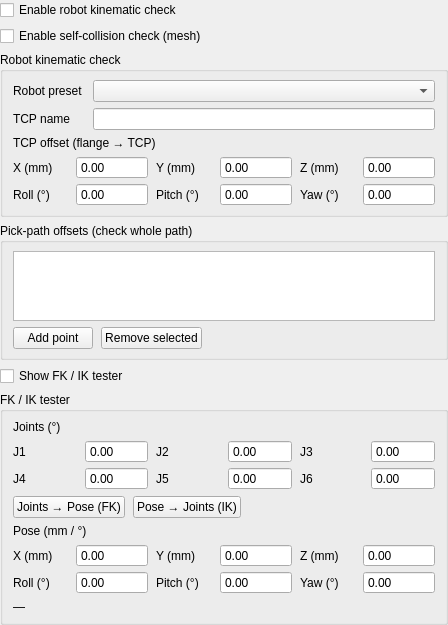
Old version of the form src/form/vision_output/robot_kinematic_check_widget.ui in the repository gstorm-b/VC_APP.
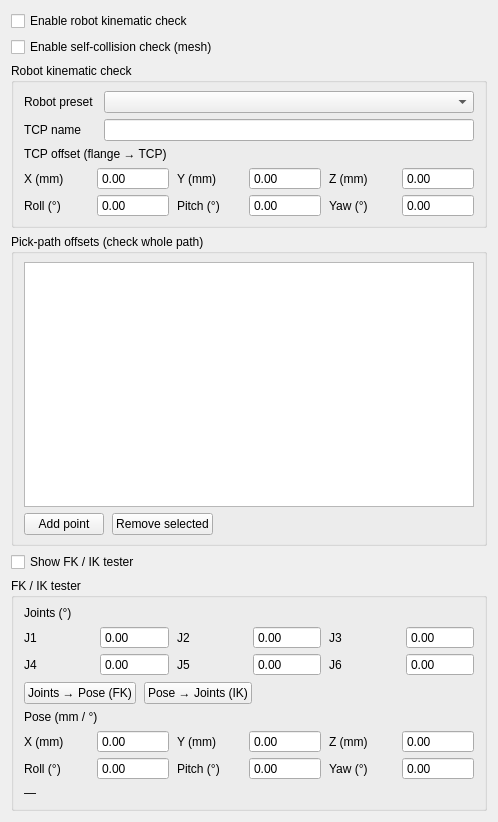
New version of the form.

Patch:
```diff
--- a/src/form/vision_output/robot_kinematic_check_widget.ui
+++ b/src/form/vision_output/robot_kinematic_check_widget.ui
@@ -6,26 +6,29 @@
    <rect>
     <x>0</x>
     <y>0</y>
-    <width>448</width>
-    <height>232</height>
+    <width>498</width>
+    <height>822</height>
    </rect>
   </property>
-  <layout class="QVBoxLayout" name="vl_root">
-   <property name="spacing">
-    <number>6</number>
-   </property>
-   <property name="leftMargin">
-    <number>0</number>
-   </property>
-   <property name="topMargin">
-    <number>0</number>
-   </property>
-   <property name="rightMargin">
-    <number>0</number>
-   </property>
-   <property name="bottomMargin">
-    <number>0</number>
-   </property>
+  <property name="sizePolicy">
+   <sizepolicy hsizetype="Preferred" vsizetype="MinimumExpanding">
+    <horstretch>0</horstretch>
+    <verstretch>0</verstretch>
+   </sizepolicy>
+  </property>
+  <property name="minimumSize">
+   <size>
+    <width>0</width>
+    <height>0</height>
+   </size>
+  </property>
+  <property name="baseSize">
+   <size>
+    <width>0</width>
+    <height>910</height>
+   </size>
+  </property>
+  <layout class="QVBoxLayout" name="verticalLayout">
    <item>
     <widget class="QCheckBox" name="chk_kinematic_enable">
      <property name="text">
@@ -275,8 +278,11 @@
       </property>
       <item>
        <widget class="QTableWidget" name="tbl_pick_path">
-        <property name="selectionBehavior">
-         <enum>QAbstractItemView::SelectionBehavior::SelectRows</enum>
+        <property name="minimumSize">
+         <size>
+          <width>0</width>
+          <height>200</height>
+         </size>
         </property>
         <property name="selectionMode">
          <enum>QAbstractItemView::SelectionMode::ExtendedSelection</enum>
```
Left out of the diff: 323 changed lines with no effect on the pictures.
